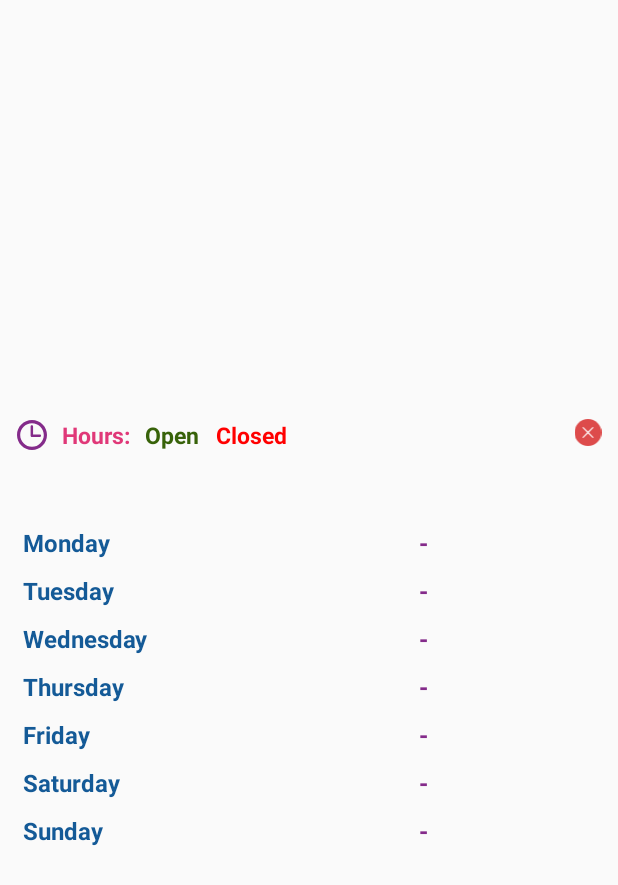
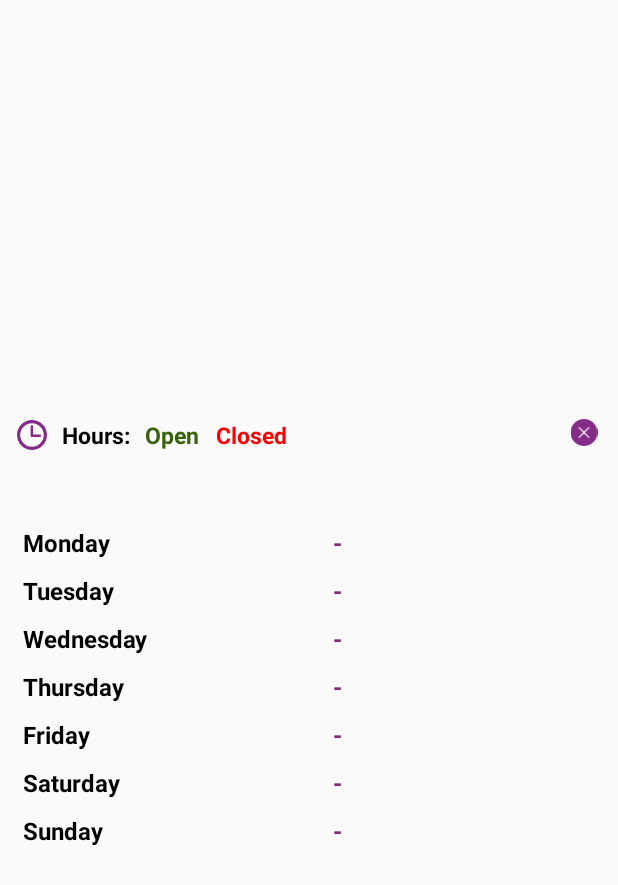
Before and after one commit to Shyamyaduwanshi-desired/OfferMachiShubam, an Android app: the layout open_close_dialog.xml on its own in the app's theme, with its tools: preview values and no code run, on a phone screen of 412 x 824 dp. Shown: the top 885 px of the screen. Run offline under Robolectric (Android 15) with nearby library versions, the phone set to English and light mode, and no system bars; network calls fail.

Commit message:
Merge branch 'OfferMachi' of /home/diss-16/AndroidStudioProjects/OfferMachiShubam with conflicts.

```diff
--- a/app/src/main/java/com/desired/offermachi/customer/view/activity/NotificationActivity.java
+++ b/app/src/main/java/com/desired/offermachi/customer/view/activity/NotificationActivity.java
@@ -350,11 +350,11 @@ public class NotificationActivity extends AppCompatActivity implements View.OnCl
 //adapter click
     @Override
     public void onNotiClick(int position) {
+
         ClickPos=position;
         String offerId=arNoti.get(position).getNotiId();
         notiRead.ReadNotification(idholder,offerId);
     }
-
     //read success
     @Override
     public void successReadNoti(String response) {
@@ -365,6 +365,7 @@ public class NotificationActivity extends AppCompatActivity implements View.OnCl
         myIntent.setFlags(Intent.FLAG_ACTIVITY_NEW_TASK);
         startActivity(myIntent);
         finish();
+
     }
 
     @Override
--- a/app/src/main/java/com/desired/offermachi/customer/view/fragment/HomeFragment.java
+++ b/app/src/main/java/com/desired/offermachi/customer/view/fragment/HomeFragment.java
@@ -202,6 +202,7 @@ public class HomeFragment extends Fragment implements View.OnClickListener, Home
 //        categoryrecycle.setNestedScrollingEnabled(false);
 
         //trendingrecycle
+
         trendingrecycle=view.findViewById(R.id.trendingrecycleview);
 
 //        GridLayoutManager gridLayoutManager2 = new GridLayoutManager(getActivity(), 2, LinearLayoutManager.VERTICAL, false);
@@ -326,7 +327,6 @@ public class HomeFragment extends Fragment implements View.OnClickListener, Home
                     showAlert("Please connect to internet.", R.style.DialogAnimation);
                 }
             }
-
         }
     };
 
@@ -484,6 +484,7 @@ public class HomeFragment extends Fragment implements View.OnClickListener, Home
             fragmentTransaction.addToBackStack(null);
             fragmentTransaction.commit();*/
           startActivity(new Intent(getContext(),DashBoardActivity.class));
+
         }else{
             User user = new User(
                     idholder,
@@ -498,6 +499,7 @@ public class HomeFragment extends Fragment implements View.OnClickListener, Home
                     SoundHolder,
                     "1"//shyam 11/9/19
             );
+
             UserSharedPrefManager.getInstance(getActivity()).userLogin(user);
            /* Fragment fragment = new HomeFragment();
             FragmentManager fragmentManager = getChildFragmentManager();
@@ -581,5 +583,6 @@ public class HomeFragment extends Fragment implements View.OnClickListener, Home
     @Override
     public void couponfail(String response) {
         showAlert(response, R.style.DialogAnimation);
+
  }*/
 }
--- a/app/src/main/res/layout/open_close_dialog.xml
+++ b/app/src/main/res/layout/open_close_dialog.xml
@@ -27,7 +27,7 @@
                     android:textSize="15dp"
                     android:drawableLeft="@drawable/black_watch"
                     android:drawablePadding="10dp"
-                    android:textColor="@color/pink"
+                    android:textColor="@color/black"
                     android:textStyle="bold"
                     />
                 <TextView
@@ -54,17 +54,16 @@
                     android:gravity="end"
                     android:layout_marginRight="10dp"
                     android:layout_marginLeft="20dp">
-
                     <ImageView
                         android:id="@+id/cancle_img_id"
-                        android:layout_width="wrap_content"
+                        android:layout_width="25dp"
                         android:layout_height="18dp"
                         android:layout_centerVertical="true"
                         android:layout_gravity="end"
                         android:layout_marginLeft="100dp"
                         android:layout_marginTop="0dp"
                         android:layout_toRightOf="@+id/logo"
-                        android:src="@drawable/red_cancek_button"
+                        android:src="@drawable/colourerror"
                         tools:ignore="VectorDrawableCompat" />
                 </LinearLayout>
             </LinearLayout>
@@ -84,16 +83,16 @@
                 <TextView
                     android:layout_width="0dp"
                     android:layout_height="wrap_content"
-                    android:layout_weight="0.8"
+                    android:layout_weight="0.6"
                     android:textSize="16dp"
-                    android:textColor="@color/blue"
+                    android:textColor="#000"
                     android:textStyle="bold"
                     android:text="Monday"/>
                 <TextView
                     android:id="@+id/mondayopen"
                     android:layout_width="0dp"
                     android:layout_height="wrap_content"
-                    android:layout_weight="1.2"
+                    android:layout_weight="1"
                     android:gravity="center"
                     android:textSize="16dp"
                     android:textStyle="bold"
@@ -110,16 +109,16 @@
                 <TextView
                     android:layout_width="0dp"
                     android:layout_height="wrap_content"
-                    android:layout_weight="0.8"
+                    android:layout_weight="0.6"
                     android:textSize="16dp"
-                    android:textColor="@color/blue"
+                    android:textColor="#000"
                     android:textStyle="bold"
                     android:text="Tuesday"/>
                 <TextView
                     android:id="@+id/tuesdayopen"
                     android:layout_width="0dp"
                     android:layout_height="wrap_content"
-                    android:layout_weight="1.2"
+                    android:layout_weight="1"
                     android:gravity="center"
                     android:textSize="16dp"
                     android:textStyle="bold"
@@ -136,16 +135,16 @@
                 <TextView
                     android:layout_width="0dp"
                     android:layout_height="wrap_content"
-                    android:layout_weight="0.8"
+                    android:layout_weight="0.6"
                     android:textSize="16dp"
-                    android:textColor="@color/blue"
+                    android:textColor="#000"
                     android:textStyle="bold"
                     android:text="Wednesday"/>
                 <TextView
                     android:id="@+id/wednesdayopen"
                     android:layout_width="0dp"
                     android:layout_height="wrap_content"
-                    android:layout_weight="1.2"
+                    android:layout_weight="1"
                     android:gravity="center"
                     android:textSize="16dp"
                     android:textStyle="bold"
@@ -162,16 +161,16 @@
                 <TextView
                     android:layout_width="0dp"
                     android:layout_height="wrap_content"
-                    android:layout_weight="0.8"
+                    android:layout_weight="0.6"
                     android:textSize="16dp"
-                    android:textColor="@color/blue"
+                    android:textColor="#000"
                     android:textStyle="bold"
                     android:text="Thursday"/>
                 <TextView
                     android:id="@+id/thursdayopen"
                     android:layout_width="0dp"
                     android:layout_height="wrap_content"
-                    android:layout_weight="1.2"
+                    android:layout_weight="1"
                     android:gravity="center"
                     android:textSize="16dp"
                     android:textStyle="bold"
@@ -188,16 +187,16 @@
                 <TextView
                     android:layout_width="0dp"
                     android:layout_height="wrap_content"
-                    android:layout_weight="0.8"
+                    android:layout_weight="0.6"
                     android:textSize="16dp"
-                    android:textColor="@color/blue"
+                    android:textColor="#000"
                     android:textStyle="bold"
                     android:text="Friday"/>
                 <TextView
                     android:id="@+id/fridayopen"
                     android:layout_width="0dp"
                     android:layout_height="wrap_content"
-                    android:layout_weight="1.2"
+                    android:layout_weight="1"
                     android:gravity="center"
                     android:textSize="16dp"
                     android:textStyle="bold"
@@ -214,16 +213,16 @@
                 <TextView
                     android:layout_width="0dp"
                     android:layout_height="wrap_content"
-                    android:layout_weight="0.8"
+                    android:layout_weight="0.6"
                     android:textSize="16dp"
-                    android:textColor="@color/blue"
+                    android:textColor="#000"
                     android:textStyle="bold"
                     android:text="Saturday"/>
                 <TextView
                     android:id="@+id/saturdayopen"
                     android:layout_width="0dp"
                     android:layout_height="wrap_content"
-                    android:layout_weight="1.2"
+                    android:layout_weight="1"
                     android:gravity="center"
                     android:textSize="16dp"
                     android:textColor="@color/purple"
@@ -240,16 +239,16 @@
                 <TextView
                     android:layout_width="0dp"
                     android:layout_height="wrap_content"
-                    android:layout_weight="0.8"
+                    android:layout_weight="0.6"
                     android:textSize="16dp"
-                    android:textColor="@color/blue"
+                    android:textColor="#000"
                     android:textStyle="bold"
                     android:text="Sunday"/>
                 <TextView
                     android:id="@+id/sundayopen"
                     android:layout_width="0dp"
                     android:layout_height="wrap_content"
-                    android:layout_weight="1.2"
+                    android:layout_weight="1"
                     android:gravity="center"
                     android:textSize="16dp"
                     android:textColor="@color/purple"
```
Also changed, not shown: app/src/main/java/com/desired/offermachi/customer/constant/UserSharedPrefManager.java (+28 -3 lines), app/src/main/java/com/desired/offermachi/customer/presenter/CustomerDealsOftheDaysPresenter.java (+8 -4 lines), app/src/main/java/com/desired/offermachi/customer/view/activity/DashBoardActivity.java (+3 -13 lines), app/src/main/java/com/desired/offermachi/customer/view/activity/ViewAllOfferFollowActivity.java (+12 -13 lines), app/src/main/res/drawable/red_circle_background.xml (added, +10 -0 lines), app/src/main/res/layout/dialog_select_location.xml (+2 -10 lines). Lines whose indentation alone changed are shown as unchanged.
